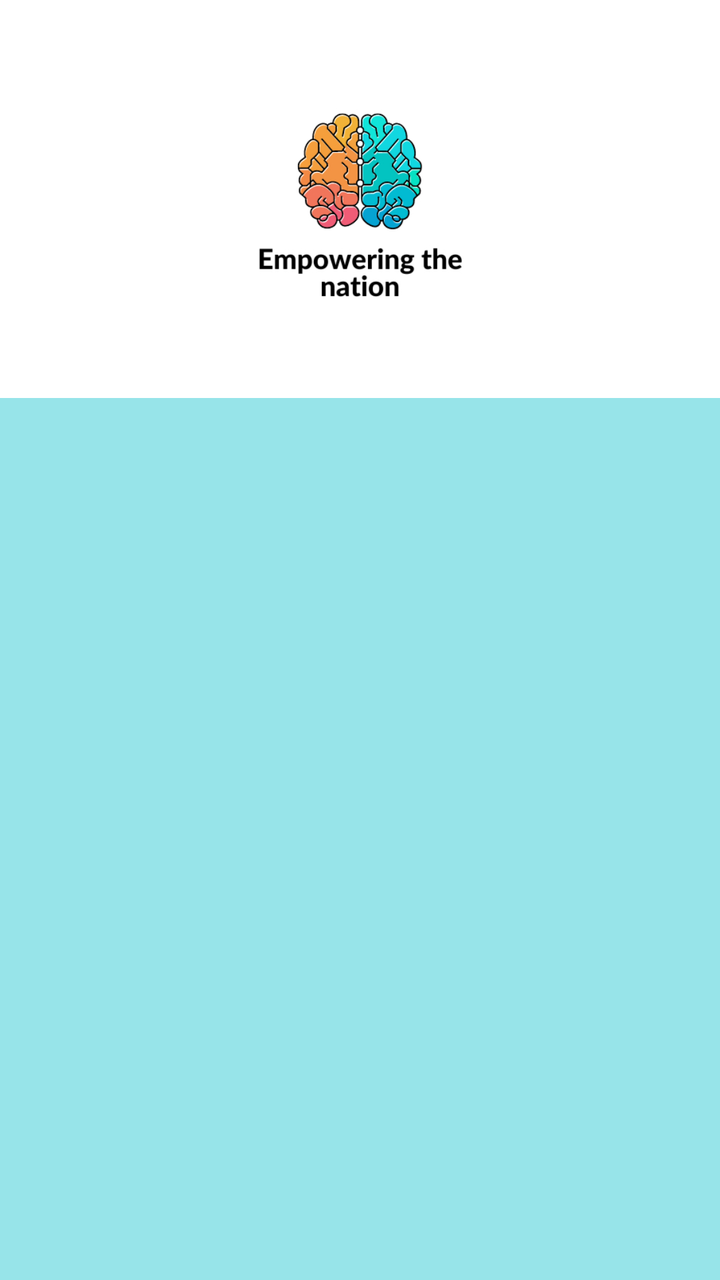
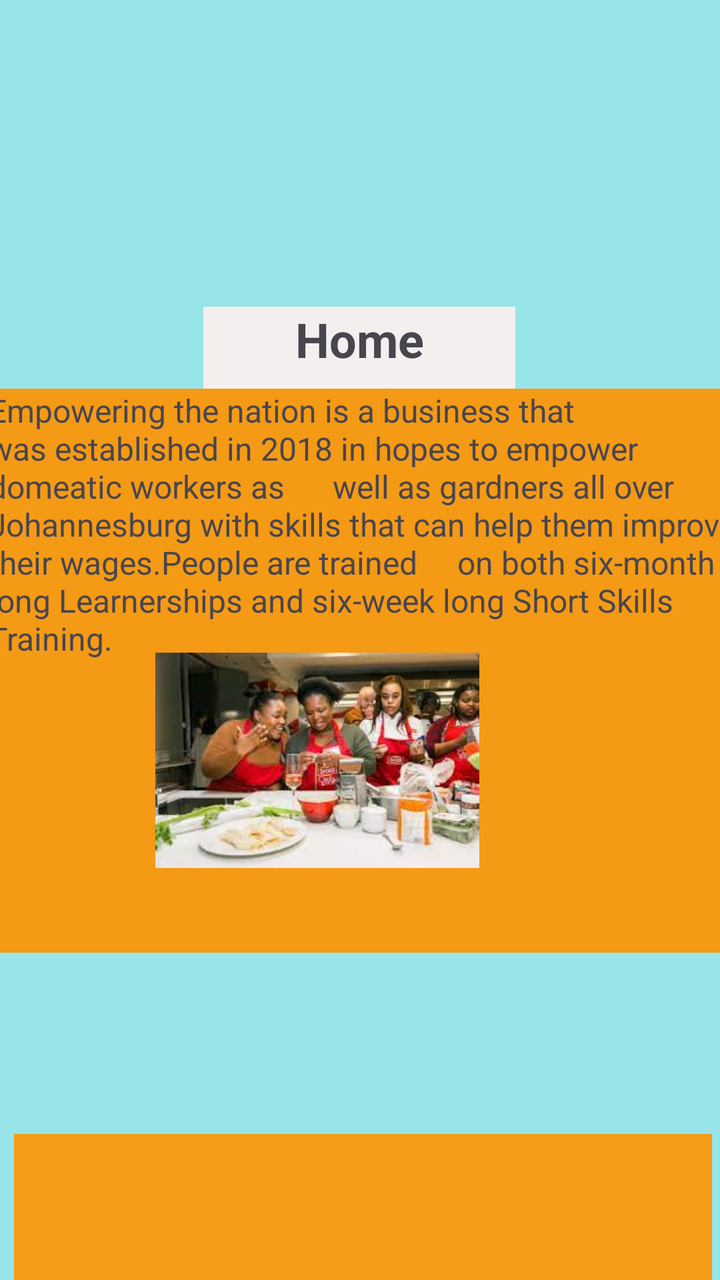

Before-and-after screenshots of an Android layout around one commit, followed by the original layout XML and the change that was made.
<!-- AndroidManifest.xml: application theme Theme.POEEmpoweringTheNationApp -->
<!-- res/layout/activity_home.xml -->
<?xml version="1.0" encoding="utf-8"?>
<androidx.constraintlayout.widget.ConstraintLayout xmlns:android="http://schemas.android.com/apk/res/android"
    xmlns:app="http://schemas.android.com/apk/res-auto"
    xmlns:tools="http://schemas.android.com/tools"
    android:layout_width="match_parent"
    android:layout_height="match_parent"
    android:background="#97E4E9"
    tools:context=".Home">

    <ScrollView
        android:layout_width="match_parent"
        android:layout_height="match_parent"
        app:layout_constraintBottom_toBottomOf="parent"
        app:layout_constraintEnd_toEndOf="parent"
        app:layout_constraintHorizontal_bias="0.0"
        app:layout_constraintStart_toStartOf="parent"
        app:layout_constraintTop_toTopOf="parent" >

        <FrameLayout
            android:layout_width="match_parent"
            android:layout_height="wrap_content"
            android:background="#FFFFFF"
            app:layout_constraintBottom_toBottomOf="parent"
            app:layout_constraintEnd_toEndOf="parent"
            app:layout_constraintStart_toStartOf="parent"
            app:layout_constraintTop_toTopOf="parent"
            app:layout_constraintVertical_bias="0.0">

            <ImageView
                android:id="@+id/imageView"
                android:layout_width="match_parent"
                android:layout_height="199dp"
                app:srcCompat="@drawable/thumbnail_img_7280" />
        </FrameLayout>
    </ScrollView>
</androidx.constraintlayout.widget.ConstraintLayout>
<!-- resources referenced by this layout -->
<resources>
  <!-- drawable thumbnail_img_7280: jpg bitmap (drawable, 73812 bytes) -->
  <style name="Theme.POEEmpoweringTheNationApp" parent="Base.Theme.POEEmpoweringTheNationApp" />
  <style name="Base.Theme.POEEmpoweringTheNationApp" parent="Theme.Material3.DayNight.NoActionBar">
          
          
      </style>
</resources>

<!-- the commit's change to res/layout/activity_home.xml (unified diff, before → after) -->
@@ -7,30 +7,59 @@
     android:background="#97E4E9"
     tools:context=".Home">
 
-    <ScrollView
-        android:layout_width="match_parent"
-        android:layout_height="match_parent"
+    <TextView
+        android:id="@+id/textViewHeading"
+        android:layout_width="156dp"
+        android:layout_height="59dp"
+        android:background="#F4EFEF"
+        android:text="Home"
+        android:textAlignment="center"
+        android:textSize="24sp"
+        android:textStyle="bold"
         app:layout_constraintBottom_toBottomOf="parent"
         app:layout_constraintEnd_toEndOf="parent"
-        app:layout_constraintHorizontal_bias="0.0"
+        app:layout_constraintHorizontal_bias="0.498"
         app:layout_constraintStart_toStartOf="parent"
-        app:layout_constraintTop_toTopOf="parent" >
+        app:layout_constraintTop_toTopOf="parent"
+        app:layout_constraintVertical_bias="0.264" />
 
-        <FrameLayout
-            android:layout_width="match_parent"
-            android:layout_height="wrap_content"
-            android:background="#FFFFFF"
-            app:layout_constraintBottom_toBottomOf="parent"
-            app:layout_constraintEnd_toEndOf="parent"
-            app:layout_constraintStart_toStartOf="parent"
-            app:layout_constraintTop_toTopOf="parent"
-            app:layout_constraintVertical_bias="0.0">
+    <TextView
+        android:id="@+id/textViewAbout"
+        android:layout_width="374dp"
+        android:layout_height="282dp"
+        android:background="#F49A15"
+        android:text="Empowering the nation is a business that was established in 2018 in hopes to empower domeatic workers as      well as gardners all over Johannesburg with skills that can help them improve their wages.People are trained     on both six-month long Learnerships and six-week long Short Skills Training. "
+        android:textAlignment="textStart"
+        android:textSize="16sp"
+        app:layout_constraintBottom_toBottomOf="parent"
+        app:layout_constraintEnd_toEndOf="parent"
+        app:layout_constraintHorizontal_bias="0.432"
+        app:layout_constraintStart_toStartOf="parent"
+        app:layout_constraintTop_toTopOf="parent"
+        app:layout_constraintVertical_bias="0.543" />
 
-            <ImageView
-                android:id="@+id/imageView"
-                android:layout_width="match_parent"
-                android:layout_height="199dp"
-                app:srcCompat="@drawable/thumbnail_img_7280" />
-        </FrameLayout>
-    </ScrollView>
+    <com.google.android.material.bottomnavigation.BottomNavigationView
+        android:id="@+id/navigationBar"
+        android:layout_width="349dp"
+        android:layout_height="73dp"
+        android:background="#F49B17"
+        app:layout_constraintBottom_toBottomOf="parent"
+        app:layout_constraintEnd_toEndOf="parent"
+        app:layout_constraintHorizontal_bias="0.628"
+        app:layout_constraintStart_toStartOf="parent"
+        app:layout_constraintTop_toTopOf="parent"
+        app:layout_constraintVertical_bias="1.0" />
+
+    <ImageView
+        android:id="@+id/imageView2"
+        android:layout_width="162dp"
+        android:layout_height="117dp"
+        app:layout_constraintBottom_toBottomOf="parent"
+        app:layout_constraintEnd_toEndOf="parent"
+        app:layout_constraintHorizontal_bias="0.393"
+        app:layout_constraintStart_toStartOf="parent"
+        app:layout_constraintTop_toTopOf="parent"
+        app:layout_constraintVertical_bias="0.615"
+        app:srcCompat="@drawable/cookingclass" />
+
 </androidx.constraintlayout.widget.ConstraintLayout>
<!-- resource entries referenced after the edit -->
@@ -1,6 +1,6 @@
 <!-- resources referenced by this layout -->
 <resources>
-  <!-- drawable thumbnail_img_7280: jpg bitmap (drawable, 73812 bytes) -->
+  <!-- drawable cookingclass: jpg bitmap (drawable, 10625 bytes) -->
   <style name="Theme.POEEmpoweringTheNationApp" parent="Base.Theme.POEEmpoweringTheNationApp" />
   <style name="Base.Theme.POEEmpoweringTheNationApp" parent="Theme.Material3.DayNight.NoActionBar">
           
